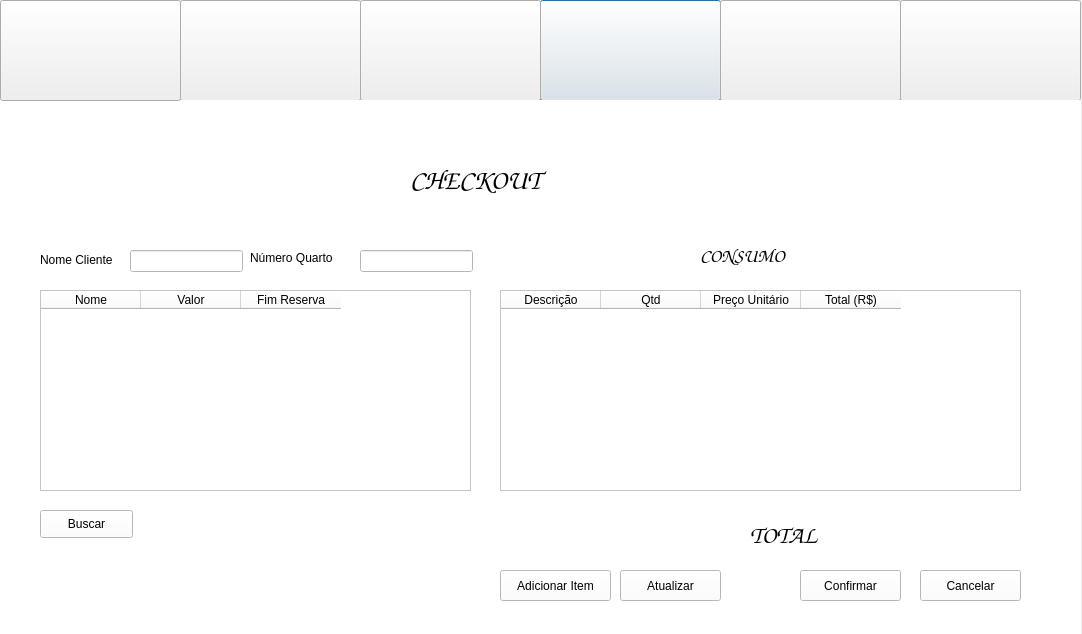
The window that InterfaceGrafica/Hotel/menupainel.ui (Caioww/Hotel) describes before a commit, drawn with Qt 5.
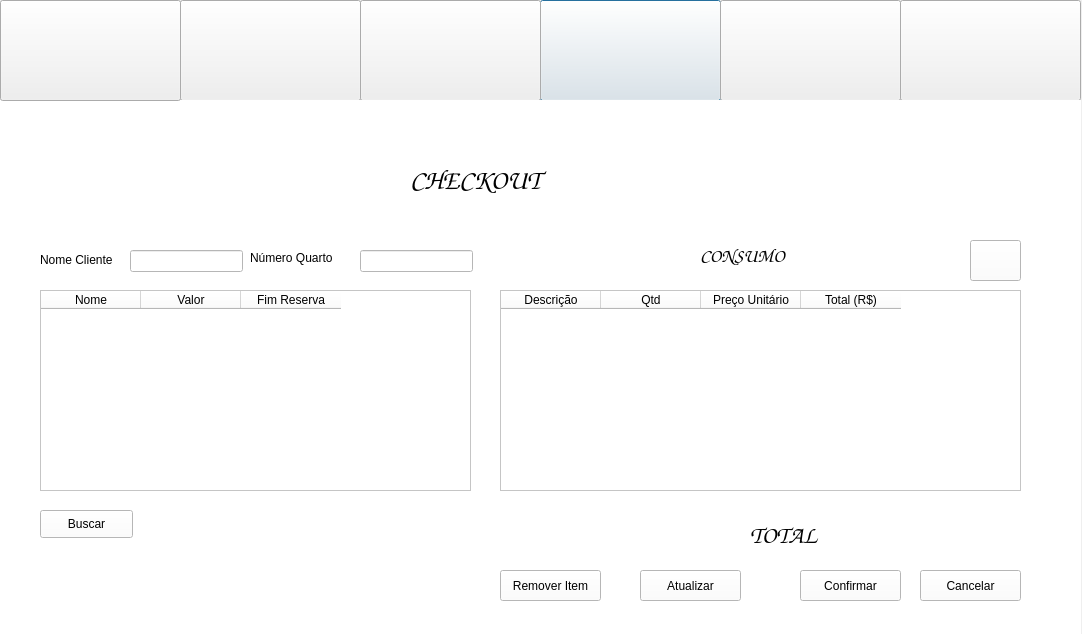
The same window after the commit. Icons and pictures are not drawn.

```diff
--- a/InterfaceGrafica/Hotel/menupainel.ui
+++ b/InterfaceGrafica/Hotel/menupainel.ui
@@ -1422,20 +1422,23 @@
     <widget class="QPushButton" name="btnAdicionarItem">
      <property name="geometry">
       <rect>
-       <x>500</x>
-       <y>470</y>
-       <width>111</width>
-       <height>31</height>
+       <x>970</x>
+       <y>140</y>
+       <width>51</width>
+       <height>41</height>
       </rect>
      </property>
+     <property name="styleSheet">
+      <string notr="true">background-image: url(:/imgs/imagens/additem.jpg);</string>
+     </property>
      <property name="text">
-      <string>Adicionar Item</string>
+      <string/>
      </property>
     </widget>
     <widget class="QPushButton" name="btnAttItem">
      <property name="geometry">
       <rect>
-       <x>620</x>
+       <x>640</x>
        <y>470</y>
        <width>101</width>
        <height>31</height>
@@ -1523,6 +1526,19 @@
       <string>CONSUMO</string>
      </property>
     </widget>
+    <widget class="QPushButton" name="btnRemoveIt">
+     <property name="geometry">
+      <rect>
+       <x>500</x>
+       <y>470</y>
+       <width>101</width>
+       <height>31</height>
+      </rect>
+     </property>
+     <property name="text">
+      <string>Remover Item</string>
+     </property>
+    </widget>
    </widget>
    <widget class="QWidget" name="page_8">
     <widget class="QLabel" name="label_45">
```
